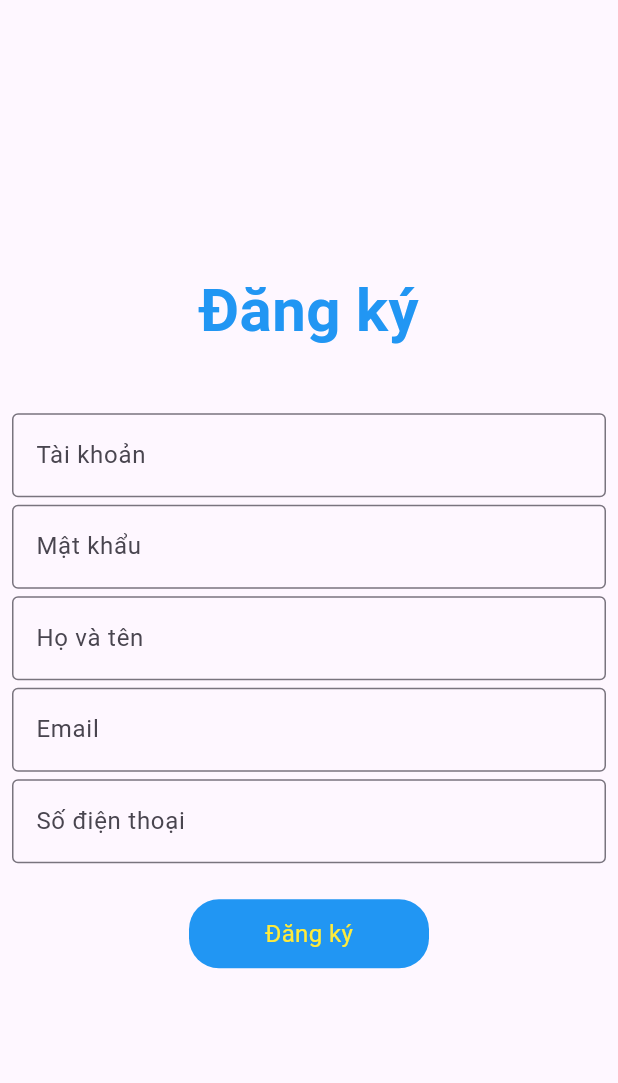
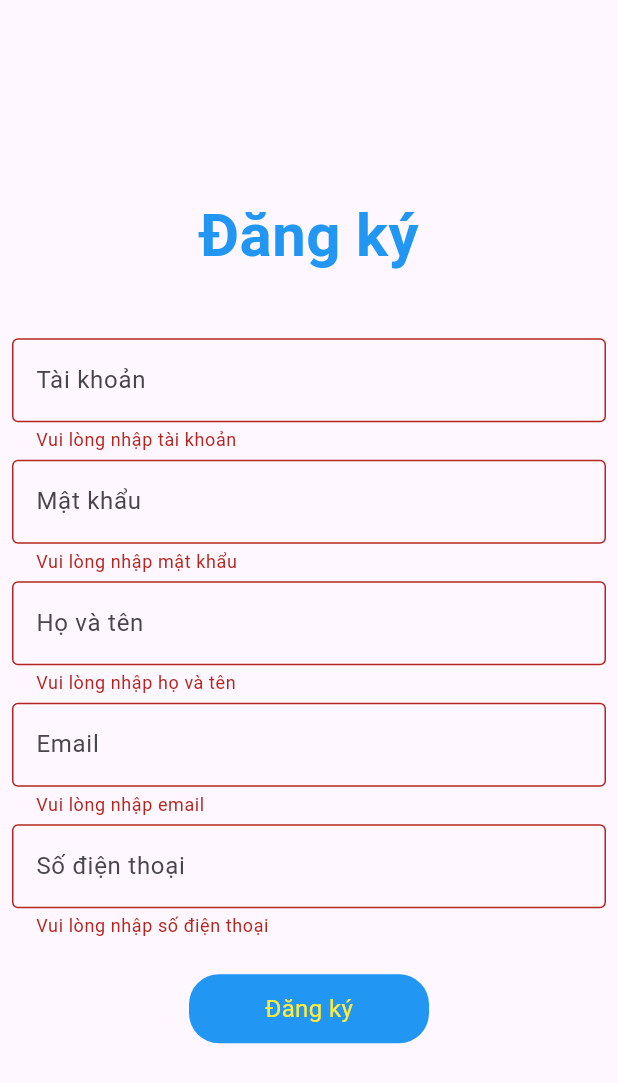
Before and after one commit to tienvu739/doanmobi, a Flutter app: the Sign screen opened directly, after a tap on "Đăng ký", on a phone screen of 412 x 824 dp. Shown: the top 1083 px of the screen. Run offline on Flutter 3.47's test engine with Material 3 defaults, Android fonts, the phone set to English and light mode, and no system bars; our stand-ins replace image_picker, salomon_bottom_bar, shared_preferences, sprintf; missing offline and left inert: flutter_zalopay_sdk; accounts and stored records are empty.

Commit message:
update 3

```diff
--- a/lib/Screens/SignUp.dart
+++ b/lib/Screens/SignUp.dart
@@ -13,12 +13,19 @@ class Sign extends StatefulWidget {
 }
 
 class _SignState extends State<Sign> {
+  final _formKey = GlobalKey<FormState>();
   String _account = '';
   String _email = '';
   String _password = '';
   String _name = '';
   String _sdt = '';
+  String? _errorMessage;
+
   Future<void> _register() async {
+    if (!_formKey.currentState!.validate()) {
+      return;
+    }
+
     final url = Uri.parse('https://10.0.2.2:7226/api/User/register');
     final response = await http.post(
       url,
@@ -37,10 +44,14 @@ class _SignState extends State<Sign> {
         context,
         MaterialPageRoute(
           builder: (context) => const loginScreen(),
-          ));
+        ),
+      );
       print('Registration successful');
     } else {
-      print('Registration failed');
+      setState(() {
+        _errorMessage = 'Registration failed: ${response.body}';
+      });
+      print('Registration failed: ${response.body}');
     }
   }
 
@@ -49,6 +60,8 @@ class _SignState extends State<Sign> {
     return Scaffold(
       body: Padding(
         padding: const EdgeInsets.all(8.0),
+        child: Form(
+          key: _formKey,
           child: Column(
             mainAxisAlignment: MainAxisAlignment.center,
             crossAxisAlignment: CrossAxisAlignment.center,
@@ -63,7 +76,7 @@ class _SignState extends State<Sign> {
               const SizedBox(
                 height: 40,
               ),
-            TextField(
+              TextFormField(
                 onChanged: (value) {
                   _account = value;
                 },
@@ -71,11 +84,17 @@ class _SignState extends State<Sign> {
                   hintText: "Tài khoản",
                   border: OutlineInputBorder(),
                 ),
+                validator: (value) {
+                  if (value == null || value.isEmpty) {
+                    return 'Vui lòng nhập tài khoản';
+                  }
+                  return null;
+                },
               ),
               const SizedBox(
                 height: 5.0,
               ),
-            TextField(
+              TextFormField(
                 onChanged: (value) {
                   _password = value;
                 },
@@ -84,11 +103,19 @@ class _SignState extends State<Sign> {
                   hintText: "Mật khẩu",
                   border: OutlineInputBorder(),
                 ),
+                validator: (value) {
+                  if (value == null || value.isEmpty) {
+                    return 'Vui lòng nhập mật khẩu';
+                  } else if (value.length < 6) {
+                    return 'Mật khẩu phải có ít nhất 6 ký tự';
+                  }
+                  return null;
+                },
               ),
               const SizedBox(
                 height: 5.0,
               ),
-            TextField(
+              TextFormField(
                 onChanged: (value) {
                   _name = value;
                 },
@@ -96,11 +123,17 @@ class _SignState extends State<Sign> {
                   hintText: "Họ và tên",
                   border: OutlineInputBorder(),
                 ),
+                validator: (value) {
+                  if (value == null || value.isEmpty) {
+                    return 'Vui lòng nhập họ và tên';
+                  }
+                  return null;
+                },
               ),
               const SizedBox(
                 height: 5.0,
               ),
-            TextField(
+              TextFormField(
                 onChanged: (value) {
                   _email = value;
                 },
@@ -108,11 +141,19 @@ class _SignState extends State<Sign> {
                   hintText: "Email",
                   border: OutlineInputBorder(),
                 ),
+                validator: (value) {
+                  if (value == null || value.isEmpty) {
+                    return 'Vui lòng nhập email';
+                  } else if (!RegExp(r'^[^@]+@[^@]+\.[^@]+').hasMatch(value)) {
+                    return 'Email không hợp lệ';
+                  }
+                  return null;
+                },
               ),
               const SizedBox(
                 height: 5.0,
               ),
-            TextField(
+              TextFormField(
                 onChanged: (value) {
                   _sdt = value;
                 },
@@ -120,9 +161,24 @@ class _SignState extends State<Sign> {
                   hintText: "Số điện thoại",
                   border: OutlineInputBorder(),
                 ),
+                validator: (value) {
+                  if (value == null || value.isEmpty) {
+                    return 'Vui lòng nhập số điện thoại';
+                  } else if (!RegExp(r'^[0-9]+$').hasMatch(value)) {
+                    return 'Số điện thoại không hợp lệ';
+                  } else if (value.length < 10 || value.length > 11) {
+                    return 'Số điện thoại phải có 10 hoặc 11 số';
+                  }
+                  return null;
+                },
               ),
               const SizedBox(
                 height: 24.0,
+              ),
+              if (_errorMessage != null)
+                Text(
+                  _errorMessage!,
+                  style: TextStyle(color: Colors.red),
                 ),
               GestureDetector(
                 onTap: () {
@@ -145,6 +201,7 @@ class _SignState extends State<Sign> {
             ],
           ),
         ),
+      ),
     );
   }
 }
--- a/lib/Screens/hotelier/addHotelerScreenHotel.dart
+++ b/lib/Screens/hotelier/addHotelerScreenHotel.dart
@@ -58,7 +58,7 @@ class _addHotelerScreenHotelState extends State<addHotelerScreenHotel> {
       "describeHotel": _describeController.text,
       "policyHotel": _policyController.text,
       "typeHotel": _selectedHotelType,
-      "statusHotel": true,
+      "statusHotel": false,
       "idHotelier": id,
       "images": [
         {
```
Also changed, not shown: lib/Screens/Hotel.dart (+54 -4 lines), lib/Screens/SignUpHoteler.dart (+65 -9 lines), assets/images/ad1.jpg (added), assets/images/ad2.jpg (added), assets/images/ad3.jpg (added). Lines whose indentation alone changed are shown as unchanged.
